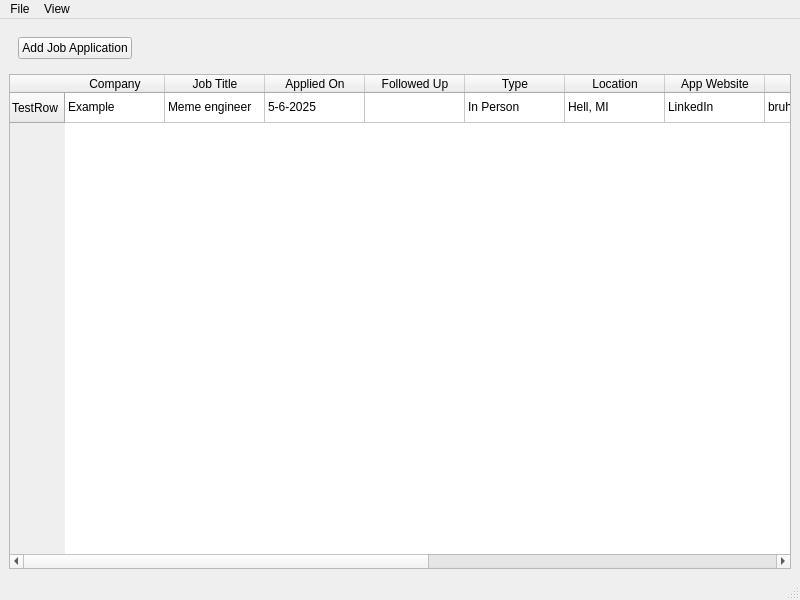
The window that JobAppTracker/QtGUI/ui/JobAppTrackerMainWindow.ui (dwp1084/QtJobAppTracker) describes before a commit, drawn with Qt 5.
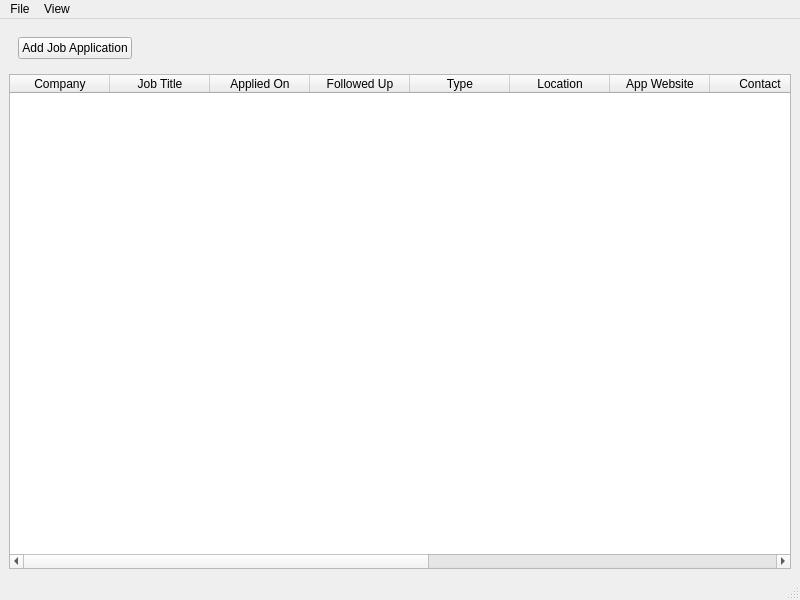
The same window after the commit.

What changed in the file:
```diff
--- a/JobAppTracker/QtGUI/ui/JobAppTrackerMainWindow.ui
+++ b/JobAppTracker/QtGUI/ui/JobAppTrackerMainWindow.ui
@@ -46,11 +46,6 @@
       <property name="editTriggers">
        <set>QAbstractItemView::NoEditTriggers</set>
       </property>
-      <row>
-       <property name="text">
-        <string>TestRow</string>
-       </property>
-      </row>
       <column>
        <property name="text">
         <string>Company</string>
@@ -116,71 +111,6 @@
         <string>Days Pending</string>
        </property>
       </column>
-      <item row="0" column="0">
-       <property name="text">
-        <string>Example</string>
-       </property>
-      </item>
-      <item row="0" column="1">
-       <property name="text">
-        <string>Meme engineer</string>
-       </property>
-      </item>
-      <item row="0" column="2">
-       <property name="text">
-        <string>5-6-2025</string>
-       </property>
-      </item>
-      <item row="0" column="3">
-       <property name="text">
-        <string/>
-       </property>
-      </item>
-      <item row="0" column="4">
-       <property name="text">
-        <string>In Person</string>
-       </property>
-      </item>
-      <item row="0" column="5">
-       <property name="text">
-        <string>Hell, MI</string>
-       </property>
-      </item>
-      <item row="0" column="6">
-       <property name="text">
-        <string>LinkedIn</string>
-       </property>
-      </item>
-      <item row="0" column="7">
-       <property name="text">
-        <string>bruh</string>
-       </property>
-      </item>
-      <item row="0" column="8">
-       <property name="text">
-        <string>Resume</string>
-       </property>
-      </item>
-      <item row="0" column="9">
-       <property name="text">
-        <string>$420,690</string>
-       </property>
-      </item>
-      <item row="0" column="10">
-       <property name="text">
-        <string>Rejected</string>
-       </property>
-      </item>
-      <item row="0" column="11">
-       <property name="text">
-        <string>iwnegfoviwebno</string>
-       </property>
-      </item>
-      <item row="0" column="12">
-       <property name="text">
-        <string/>
-       </property>
-      </item>
      </widget>
     </item>
    </layout>
```
